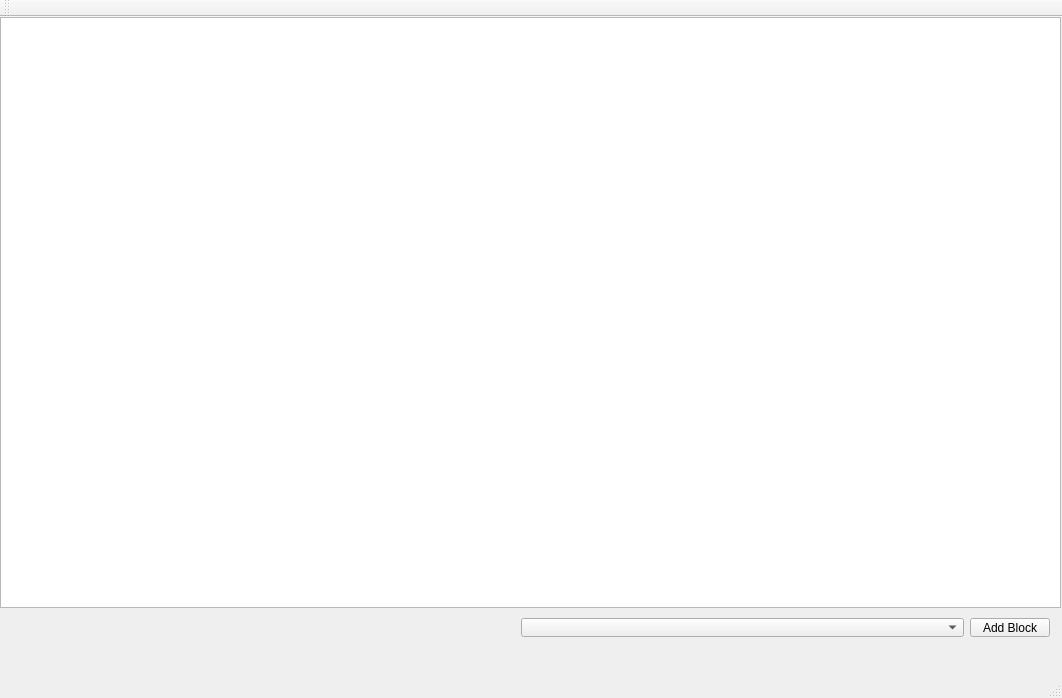
Before: the Qt Designer form mainwindow.ui in s103021115/ITRI_ROBOT, drawn with Qt 5.
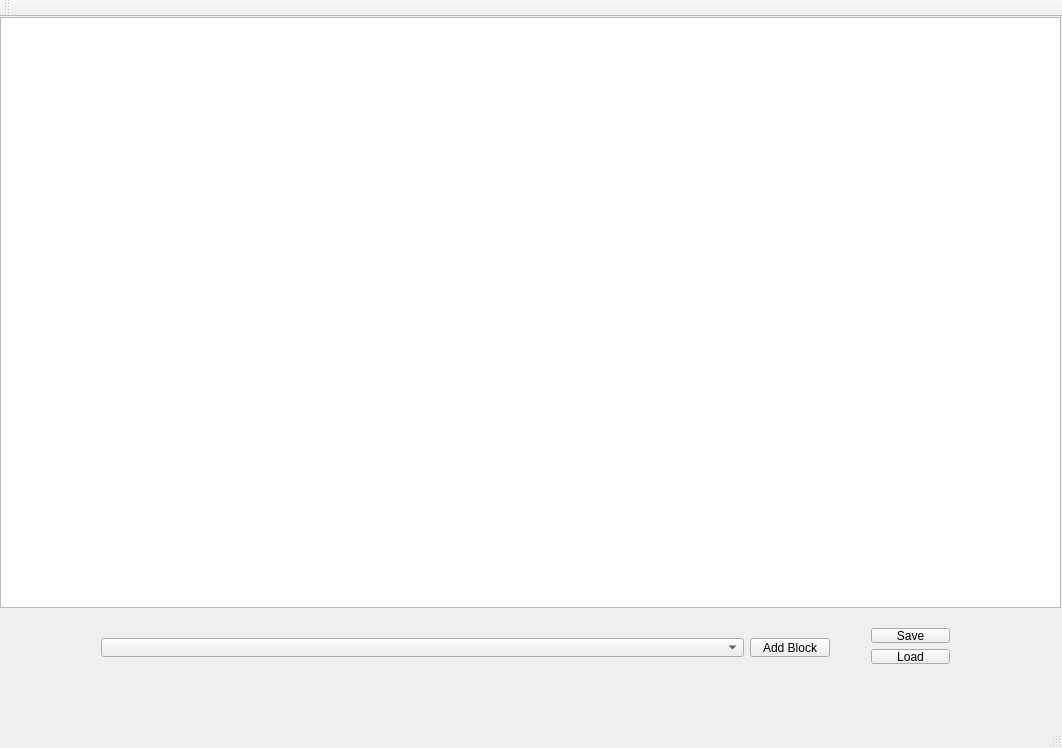
After: the same form once the commit is applied.

The edit to the form file:
```diff
--- a/mainwindow.ui
+++ b/mainwindow.ui
@@ -7,7 +7,7 @@
     <x>0</x>
     <y>0</y>
     <width>1062</width>
-    <height>698</height>
+    <height>748</height>
    </rect>
   </property>
   <property name="windowTitle">
@@ -27,9 +27,9 @@
    <widget class="QWidget" name="horizontalLayoutWidget">
     <property name="geometry">
      <rect>
-      <x>510</x>
-      <y>590</y>
-      <width>551</width>
+      <x>90</x>
+      <y>610</y>
+      <width>751</width>
       <height>41</height>
      </rect>
     </property>
@@ -58,6 +58,44 @@
      </item>
     </layout>
    </widget>
+   <widget class="QWidget" name="verticalLayoutWidget">
+    <property name="geometry">
+     <rect>
+      <x>860</x>
+      <y>600</y>
+      <width>101</width>
+      <height>58</height>
+     </rect>
+    </property>
+    <layout class="QVBoxLayout" name="verticalLayout">
+     <item>
+      <widget class="QPushButton" name="Save">
+       <property name="sizePolicy">
+        <sizepolicy hsizetype="Fixed" vsizetype="Fixed">
+         <horstretch>0</horstretch>
+         <verstretch>0</verstretch>
+        </sizepolicy>
+       </property>
+       <property name="text">
+        <string>Save</string>
+       </property>
+      </widget>
+     </item>
+     <item>
+      <widget class="QPushButton" name="Load">
+       <property name="sizePolicy">
+        <sizepolicy hsizetype="Fixed" vsizetype="Fixed">
+         <horstretch>0</horstretch>
+         <verstretch>0</verstretch>
+        </sizepolicy>
+       </property>
+       <property name="text">
+        <string>Load</string>
+       </property>
+      </widget>
+     </item>
+    </layout>
+   </widget>
   </widget>
   <widget class="QMenuBar" name="menuBar">
    <property name="geometry">
```
Left out of the diff: 2 changed lines with no effect on the pictures.
